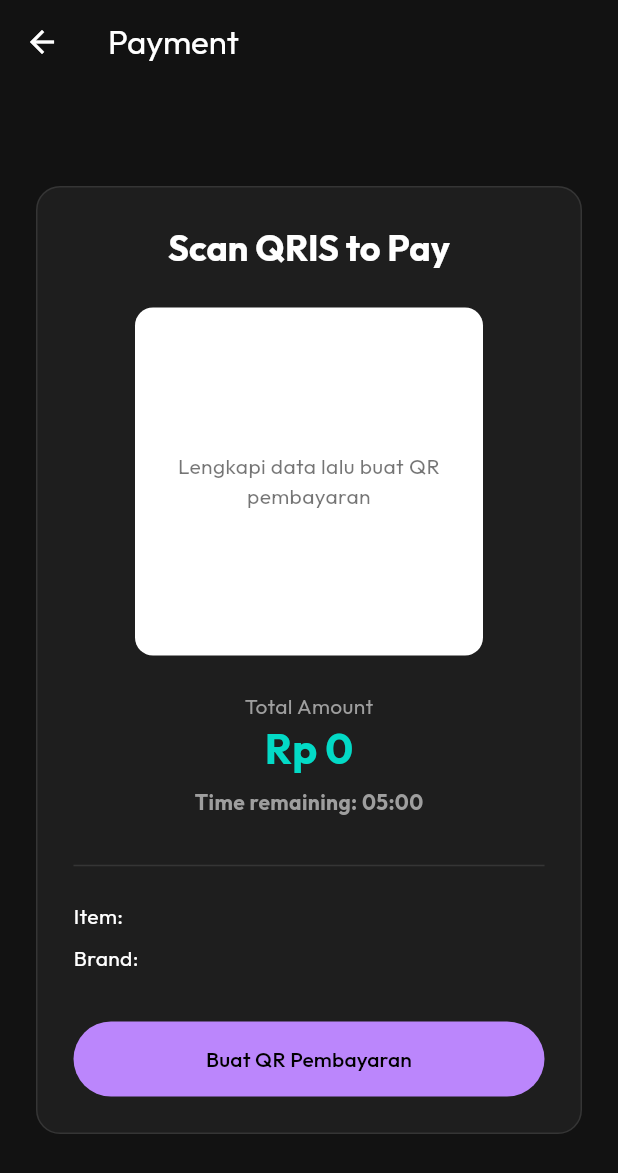
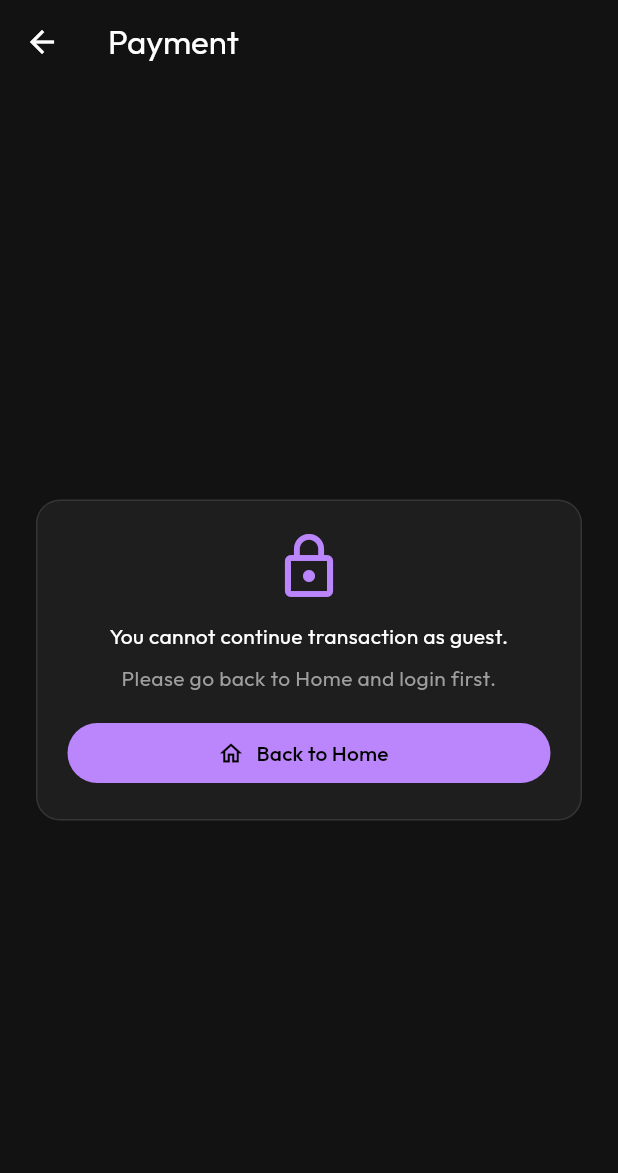
Before and after one commit to nandimardiansyahazhari/pluto_project, a Flutter app: the PaymentPage screen opened directly with empty values, on a phone screen of 412 x 824 dp. Shown: the top 1173 px of the screen. Run offline on Flutter 3.47's test engine with Material 3 defaults, Android fonts, the phone set to English and light mode, and no system bars; our stand-ins replace carousel_slider, dio, equatable, flutter_animate, flutter_riverpod, fpdart and 3 more; network calls fail.

Commit message:
Refine guest transaction flow and protect payment route

```diff
--- a/lib/presentation/pages/login_page.dart
+++ b/lib/presentation/pages/login_page.dart
@@ -31,7 +31,7 @@ class _LoginPageState extends ConsumerState<LoginPage> {
     // Listen for successful login to redirect
     ref.listen(authProvider, (previous, next) {
       if (next.isAuthenticated) {
-        context.go('/dashboard');
+        context.go('/');
       } else if (next.error != null) {
         ScaffoldMessenger.of(context).showSnackBar(
           SnackBar(
--- a/lib/presentation/pages/payment_page.dart
+++ b/lib/presentation/pages/payment_page.dart
@@ -167,6 +167,17 @@ class _PaymentPageState extends ConsumerState<PaymentPage> {
 
   Future<void> _verifyPayment() async {
     final paymentNotifier = ref.read(paymentProvider.notifier);
+    final token = ref.read(authProvider).token;
+
+    if (token == null || token.isEmpty) {
+      ScaffoldMessenger.of(context).showSnackBar(
+        const SnackBar(
+          content: Text('Please login first to verify payment.'),
+        ),
+      );
+      context.go('/login');
+      return;
+    }
 
     setState(() {
       _isVerifyingPayment = true;
@@ -180,6 +191,11 @@ class _PaymentPageState extends ConsumerState<PaymentPage> {
           'amount': widget.product.price,
           'customerNo': _customerNo,
         },
+        options: Options(
+          headers: {
+            'Authorization': 'Bearer $token',
+          },
+        ),
       );
 
       final data = response.data;
@@ -230,8 +246,58 @@ class _PaymentPageState extends ConsumerState<PaymentPage> {
 
   @override
   Widget build(BuildContext context) {
+    final authState = ref.watch(authProvider);
+    final user = authState.user;
     final paymentState = ref.watch(paymentProvider);
     final hasGeneratedQr = paymentState.qrData.isNotEmpty;
+
+    if (user == null) {
+      return Scaffold(
+        appBar: AppBar(title: const Text('Payment')),
+        body: Center(
+          child: Container(
+            constraints: const BoxConstraints(maxWidth: 420),
+            margin: const EdgeInsets.all(24),
+            padding: const EdgeInsets.all(20),
+            decoration: BoxDecoration(
+              color: Theme.of(context).cardTheme.color,
+              borderRadius: BorderRadius.circular(16),
+              border: Border.all(color: Colors.white.withValues(alpha: 0.1)),
+            ),
+            child: Column(
+              mainAxisSize: MainAxisSize.min,
+              children: [
+                Icon(
+                  Icons.lock_outline,
+                  size: 48,
+                  color: Theme.of(context).colorScheme.primary,
+                ),
+                const SizedBox(height: 12),
+                const Text(
+                  'You cannot continue transaction as guest.',
+                  textAlign: TextAlign.center,
+                ),
+                const SizedBox(height: 8),
+                const Text(
+                  'Please go back to Home and login first.',
+                  textAlign: TextAlign.center,
+                  style: TextStyle(color: Colors.grey),
+                ),
+                const SizedBox(height: 16),
+                SizedBox(
+                  width: double.infinity,
+                  child: FilledButton.icon(
+                    onPressed: () => context.go('/'),
+                    icon: const Icon(Icons.home_outlined),
+                    label: const Text('Back to Home'),
+                  ),
+                ),
+              ],
+            ),
+          ),
+        ),
+      );
+    }
 
     ref.listen<PaymentState>(paymentProvider, (previous, next) {
       if (next.status == PaymentStatus.success) {
```
Also changed, not shown: lib/presentation/pages/dashboard_page.dart (+45 -4 lines), lib/presentation/pages/home_page.dart (+51 -3 lines), 3 other files.
